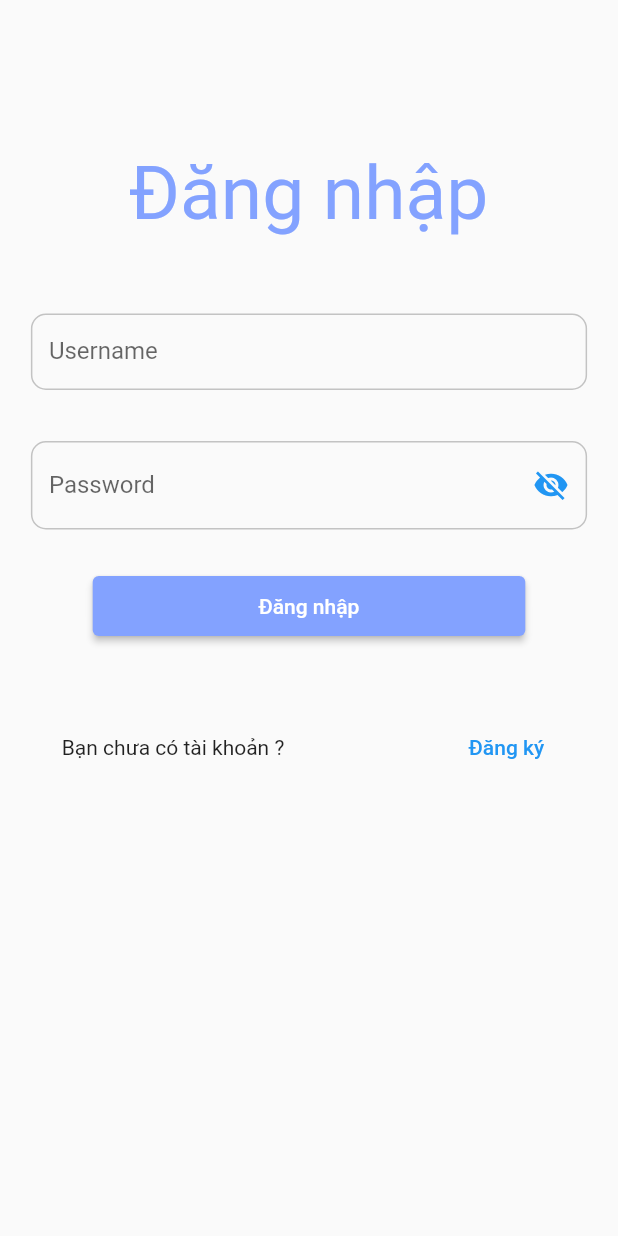
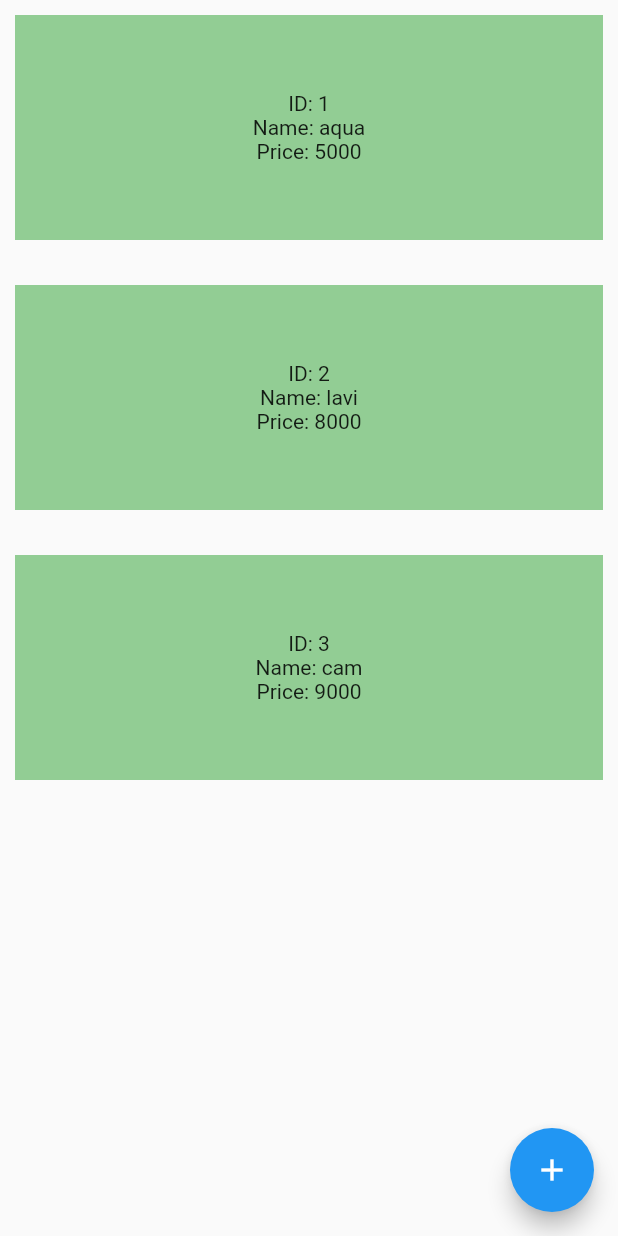
Before and after one commit to khanhluongHA/musicApp_and_weatherApp, a Flutter app: the screen it shows after launch, on a phone screen of 412 x 824 dp. Run offline on Flutter 3.47's test engine with Material 2 defaults, Android fonts, the phone set to English and light mode, and no system bars; our stand-ins replace bloc, copy_with_extension, equatable, flutter_bloc, lottie, shared_preferences.

Commit message:
làm Map dart

```diff
--- /dev/null
+++ b/lib/cubit/water_cubit.dart
@@ -0,0 +1,53 @@
+import 'package:bloc/bloc.dart';
+import 'package:test_bloc/config/print_color.dart';
+import 'package:test_bloc/cubit/water_state.dart';
+import 'package:test_bloc/data/data_water.dart';
+import 'package:test_bloc/models/item_water.dart';
+
+class WaterCubit extends Cubit<WaterState> {
+  WaterCubit() : super(const WaterState());
+
+  Map<String, ItemWater> newWater = {};
+  List<String> newIds = [];
+  Future<void> getDataWater() async {
+    emit(state.copyWith(status: WaterStatus.init));
+    for (int i = 0; i < dataWater.length; i++) {
+      newIds.add(dataWater[i].id);
+      newWater[dataWater[i].id] = ItemWater(
+        id: dataWater[i].id,
+        name: dataWater[i].name,
+        price: dataWater[i].price,
+      );
+    }
+    print(newWater);
+    emit(state.copyWith(
+        ids: newIds, waterMap: newWater, status: WaterStatus.start));
+    print(state.waterMap!.length);
+  }
+
+  void addWater(String id, String name, int price) {
+    emit(state.copyWith(status: WaterStatus.init));
+    newWater[id] = ItemWater(id: id, name: name, price: price);
+    newIds.add(id);
+    emit(state.copyWith(
+        ids: newIds, waterMap: newWater, status: WaterStatus.success));
+  }
+
+  void addListObjects() {
+    emit(state.copyWith(status: WaterStatus.start));
+    List<Map<String, ItemWater>> listObj = [
+      {
+        '10': ItemWater(id: '10', name: 'xoài', price: 10000),
+      },
+      {
+        '11': ItemWater(id: '11', name: 'vải', price: 12000),
+      },
+    ];
+
+    for (int i = 0; i < listObj.length; i++) {
+      newWater.addAll(listObj[i]);
+    }
+    printCyan(newWater.toString());
+    emit(state.copyWith(waterMap: newWater, status: WaterStatus.success));
+  }
+}
--- /dev/null
+++ b/lib/cubit/water_state.dart
@@ -0,0 +1,20 @@
+import 'package:copy_with_extension/copy_with_extension.dart';
+import 'package:equatable/equatable.dart';
+
+part 'water_state.g.dart';
+
+enum WaterStatus { init,start, success, error }
+
+@CopyWith()
+class WaterState extends Equatable {
+  const WaterState(
+      {this.waterMap = const {},
+      this.ids = const [],
+      this.status = WaterStatus.init});
+  final Map<String, dynamic>? waterMap;
+  final List<String> ids;
+  final Enum status;
+
+  @override
+  List<Object?> get props => [waterMap, ids, status];
+}
--- /dev/null
+++ b/lib/data/data_water.dart
@@ -0,0 +1,7 @@
+import 'package:test_bloc/models/item_water.dart';
+
+List<ItemWater> dataWater = [
+  ItemWater(id: '1', name: 'aqua', price: 5000),
+  ItemWater(id: '2', name: 'lavi', price: 8000),
+  ItemWater(id: '3', name: 'cam', price: 9000),
+];
--- a/lib/main.dart
+++ b/lib/main.dart
@@ -1,12 +1,10 @@
 import 'package:flutter/material.dart';
 import 'package:flutter_bloc/flutter_bloc.dart';
-import 'package:test_bloc/bloc/login_bloc.dart';
-import 'package:test_bloc/bloc/note_bloc.dart';
-import 'package:test_bloc/bloc/register_bloc.dart';
 import 'package:test_bloc/cubit/login_cubit.dart';
 import 'package:test_bloc/cubit/note_cubit.dart';
 import 'package:test_bloc/cubit/register_cubit.dart';
-import 'package:test_bloc/screens/splash_screen.dart';
+import 'package:test_bloc/cubit/water_cubit.dart';
+import 'package:test_bloc/screens/water_screen.dart';
 
 void main() {
   runApp(const MyApp());
@@ -34,9 +32,12 @@ class _MyAppState extends State<MyApp> {
         BlocProvider(
           create: (context) => NoteCubit(),
         ),
+        BlocProvider(
+          create: (context) => WaterCubit(),
+        ),
       ],
       child: const MaterialApp(
-        home: SplashScreen(),
+        home: WaterScreen(),
       ),
     );
   }
--- /dev/null
+++ b/lib/models/item_water.dart
@@ -0,0 +1,14 @@
+import 'package:copy_with_extension/copy_with_extension.dart';
+part 'item_water.g.dart';
+
+@CopyWith()
+class ItemWater {
+  ItemWater({
+    required this.id,
+    required this.name,
+    required this.price,
+  });
+  final String id;
+  final String name;
+  final int price;
+}
--- a/lib/screens/home_app.dart
+++ b/lib/screens/home_app.dart
@@ -1,7 +1,6 @@
 import 'package:flutter/material.dart';
 import 'package:flutter_bloc/flutter_bloc.dart';
 import 'package:shared_preferences/shared_preferences.dart';
-import 'package:test_bloc/bloc/note_bloc.dart';
 import 'package:test_bloc/config/print_color.dart';
 import 'package:test_bloc/config/save_data.dart';
 import 'package:test_bloc/cubit/note_cubit.dart';
--- a/lib/screens/login_screen.dart
+++ b/lib/screens/login_screen.dart
@@ -1,6 +1,5 @@
 import 'package:flutter/material.dart';
 import 'package:flutter_bloc/flutter_bloc.dart';
-import 'package:test_bloc/bloc/login_bloc.dart';
 import 'package:test_bloc/cubit/login_cubit.dart';
 import 'package:test_bloc/screens/home_app.dart';
 import 'package:test_bloc/screens/register_screen.dart';
--- a/lib/screens/register_screen.dart
+++ b/lib/screens/register_screen.dart
@@ -1,6 +1,5 @@
 import 'package:flutter/material.dart';
 import 'package:flutter_bloc/flutter_bloc.dart';
-import 'package:test_bloc/bloc/register_bloc.dart';
 import 'package:test_bloc/cubit/register_cubit.dart';
 import 'package:test_bloc/screens/login_screen.dart';
 import 'package:test_bloc/widgets/button_submit.dart';
--- /dev/null
+++ b/lib/screens/water_screen.dart
@@ -0,0 +1,75 @@
+import 'package:flutter/material.dart';
+import 'package:flutter_bloc/flutter_bloc.dart';
+import 'package:test_bloc/config/print_color.dart';
+import 'package:test_bloc/cubit/water_cubit.dart';
+import 'package:test_bloc/cubit/water_state.dart';
+
+class WaterScreen extends StatefulWidget {
+  const WaterScreen({super.key});
+
+  @override
+  State<WaterScreen> createState() => _WaterScreenState();
+}
+
+class _WaterScreenState extends State<WaterScreen> {
+  @override
+  void initState() {
+    context.read<WaterCubit>().getDataWater();
+    super.initState();
+  }
+
+  @override
+  Widget build(BuildContext context) {
+    final waterCubit = context.read<WaterCubit>();
+    return Scaffold(
+      floatingActionButton: FloatingActionButton(
+        child: const Icon(Icons.add),
+        onPressed: () {
+          waterCubit.addWater('8', 'mận', 12000);
+          waterCubit.addListObjects();
+        },
+      ),
+      body: BlocBuilder<WaterCubit, WaterState>(
+        builder: (context, state) {
+          printBlue('heheheh');
+          return Column(
+            children: [
+              Expanded(
+                child: ListView.separated(
+                  itemCount: waterCubit.state.waterMap!.length,
+                  separatorBuilder: (context, index) {
+                    return const SizedBox(
+                      height: 10,
+                    );
+                  },
+                  itemBuilder: (context, index) {
+                    return Container(
+                      margin: const EdgeInsets.all(10),
+                      width: MediaQuery.of(context).size.width,
+                      height: 150,
+                      color: Colors.green.withOpacity(0.6),
+                      child: Column(
+                        mainAxisAlignment: MainAxisAlignment.center,
+                        children: [
+                          Text(
+                            'ID: ${waterCubit.state.waterMap!.keys.elementAt(index)}',
+                          ),
+                          Text(
+                            'Name: ${waterCubit.state.waterMap!.values.elementAt(index).name}',
+                          ),
+                          Text(
+                            'Price: ${waterCubit.state.waterMap!.values.elementAt(index).price}',
+                          ),
+                        ],
+                      ),
+                    );
+                  },
+                ),
+              )
+            ],
+          );
+        },
+      ),
+    );
+  }
+}
--- a/lib/widgets/drawer_app.dart
+++ b/lib/widgets/drawer_app.dart
@@ -1,6 +1,5 @@
 import 'package:flutter/material.dart';
 import 'package:flutter_bloc/flutter_bloc.dart';
-import 'package:test_bloc/bloc/login_bloc.dart';
 import 'package:test_bloc/cubit/login_cubit.dart';
 import 'package:test_bloc/models/item_drawer_model.dart';
 import 'package:test_bloc/screens/login_screen.dart';
--- a/pubspec.yaml
+++ b/pubspec.yaml
@@ -39,6 +39,11 @@ dependencies:
   equatable: ^2.0.5
   shared_preferences: ^2.2.2
   lottie: ^2.7.0
+  json_annotation: ^4.4.0
+  json_serializable: ^6.0.0
+  build_runner: ^2.0.0
+  copy_with_extension_gen: ^4.0.0
+  copy_with_extension: ^4.0.0
 
 dev_dependencies:
   flutter_test:
```
Also changed, not shown: lib/cubit/water_state.g.dart (added), lib/models/item_water.g.dart (added), pubspec.lock.
